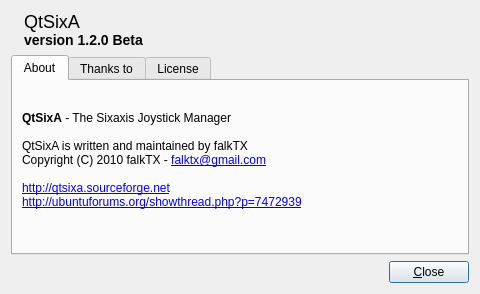
Qt form qtsixa/gui/qtsixa_about.ui (aaronp24/QtSixA) before a commit.
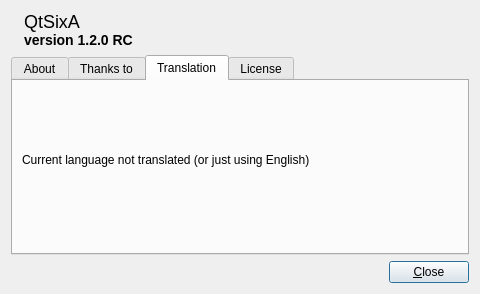
The same form after that commit. The open tabs and pages were chosen to show the change. Icons and pictures are not drawn.

Diff of the .ui file:
```diff
--- a/qtsixa/gui/qtsixa_about.ui
+++ b/qtsixa/gui/qtsixa_about.ui
@@ -31,7 +31,7 @@
     <widget class="QLabel" name="label_QtSixAv">
      <property name="text">
       <string>&lt;font size=5&gt;QtSixA&lt;/font&gt;&lt;br&gt;
-&lt;font size=4&gt;&lt;b&gt;version 1.2.0 Beta&lt;/b&gt;&lt;/font&gt;</string>
+&lt;font size=4&gt;&lt;b&gt;version 1.2.0 RC&lt;/b&gt;&lt;/font&gt;</string>
      </property>
     </widget>
    </item>
@@ -248,6 +248,34 @@
        </item>
       </layout>
      </widget>
+     <widget class="QWidget" name="tab">
+      <attribute name="title">
+       <string>Translation</string>
+      </attribute>
+      <layout class="QVBoxLayout" name="verticalLayout">
+       <item>
+        <widget class="QLabel" name="label">
+         <property name="text">
+          <string>Current language not translated (or just using English)&lt;br&gt;
+
+&lt;hidden NOTES: 
+
+Translate this page using this text as template:
+--------------------------------------------------------------
+
+_your-lang_ translation made by _your-name_\n
+_your-mail_ (if you want)
+
+---------------------------------------------------------------
+
+Then remove everything else
+&gt;
+</string>
+         </property>
+        </widget>
+       </item>
+      </layout>
+     </widget>
      <widget class="QWidget" name="License">
       <attribute name="title">
        <string>License</string>
```
Left out of the diff: 3 changed lines with no effect on the pictures.
